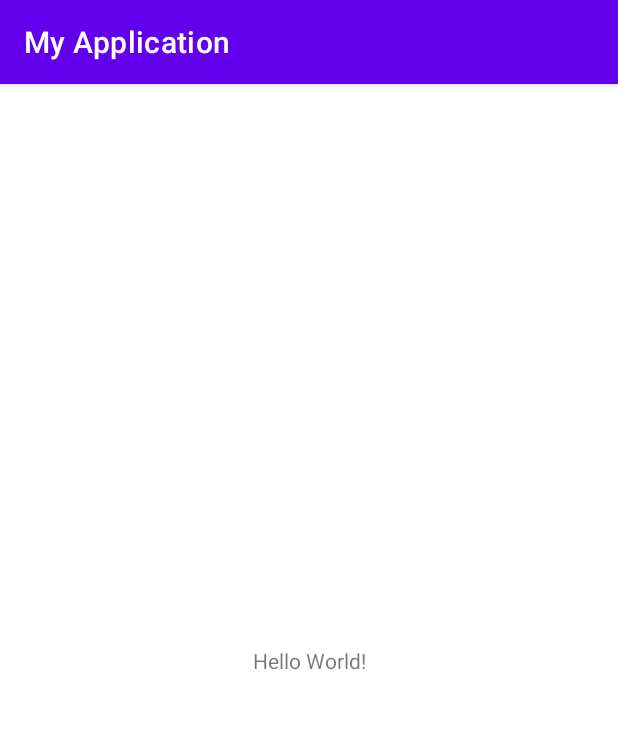
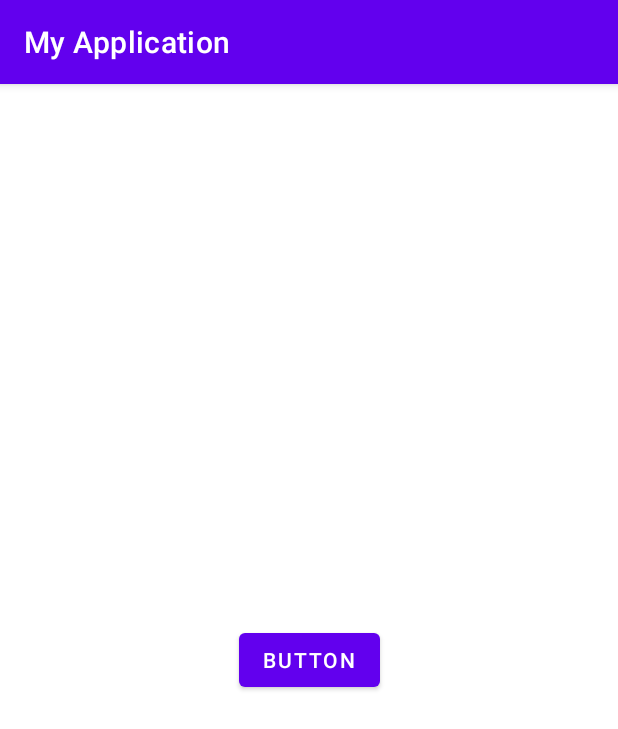
Before and after one commit to naburnm8/fclientRpo, an Android app: the screen it shows after launch (MainActivity), on a phone screen of 412 x 824 dp. Shown: the top 729 px of the screen. Run offline under Robolectric (Android 15) with nearby library versions, the phone set to English and light mode, and no system bars; 6 statements that could not run were skipped.

Commit message:
part2: DONE

```diff
--- a/app/build.gradle
+++ b/app/build.gradle
@@ -4,7 +4,7 @@ plugins {
 
 android {
     namespace 'ru.bmstu.naburnm8.fclient'
-    compileSdk 34
+    compileSdk 35
 
     defaultConfig {
         applicationId "ru.bmstu.naburnm8.fclient"
@@ -50,7 +50,9 @@ dependencies {
     implementation 'androidx.appcompat:appcompat:1.7.0'
     implementation 'com.google.android.material:material:1.12.0'
     implementation 'androidx.constraintlayout:constraintlayout:2.2.0'
+    implementation 'androidx.activity:activity:1.10.1'
     testImplementation 'junit:junit:4.13.2'
     androidTestImplementation 'androidx.test.ext:junit:1.2.1'
     androidTestImplementation 'androidx.test.espresso:espresso-core:3.6.1'
+    implementation 'commons-codec:commons-codec:1.15'
 }
--- a/app/src/main/AndroidManifest.xml
+++ b/app/src/main/AndroidManifest.xml
@@ -13,6 +13,9 @@
             android:theme="@style/Theme.MyApplication"
             tools:targetApi="31">
         <activity
+                android:name=".PinpadActivity"
+                android:exported="false"/>
+        <activity
                 android:name=".MainActivity"
                 android:exported="true">
             <intent-filter>
--- a/app/src/main/java/ru/bmstu/naburnm8/fclient/MainActivity.java
+++ b/app/src/main/java/ru/bmstu/naburnm8/fclient/MainActivity.java
@@ -1,9 +1,17 @@
 package ru.bmstu.naburnm8.fclient;
 
+import android.app.Activity;
+import android.content.Intent;
 import android.util.Log;
+import android.widget.Button;
+import android.widget.Toast;
+import androidx.activity.result.ActivityResultLauncher;
+import androidx.activity.result.contract.ActivityResultContracts;
 import androidx.appcompat.app.AppCompatActivity;
 import android.os.Bundle;
 import android.widget.TextView;
+import org.apache.commons.codec.DecoderException;
+import org.apache.commons.codec.binary.Hex;
 import ru.bmstu.naburnm8.fclient.databinding.ActivityMainBinding;
 
 import java.util.Arrays;
@@ -19,12 +27,42 @@ public class MainActivity extends AppCompatActivity {
 
     private ActivityMainBinding binding;
 
+    private Button button;
+
+    ActivityResultLauncher<Intent> activityResultLauncher;
+
     @Override
     protected void onCreate(Bundle savedInstanceState) {
         super.onCreate(savedInstanceState);
 
-        binding = ActivityMainBinding.inflate(getLayoutInflater());
-        setContentView(binding.getRoot());
+        setContentView(R.layout.activity_main);
+
+        button = findViewById(R.id.button);
+
+        button.setOnClickListener(v -> {
+            byte[] key = stringToHex("0123456789ABCDEF0123456789ABCDE0");
+            byte[] enc = encrypt(key, stringToHex("000000000000000102"));
+            byte[] dec = decrypt(key, enc);
+            String s = new String(Hex.encodeHex(dec)).toUpperCase();
+            //Toast.makeText(MainActivity.this, s, Toast.LENGTH_SHORT).show();
+
+            Intent it = new Intent(this, PinpadActivity.class);
+            //startActivity(it);
+            activityResultLauncher.launch(it);
+        });
+
+        activityResultLauncher = registerForActivityResult(
+                new ActivityResultContracts.StartActivityForResult(),
+                result -> {
+                    if (result.getResultCode() == Activity.RESULT_OK) {
+                        Intent data = result.getData();
+
+                        String pin = data.getStringExtra("pin");
+                        Toast.makeText(MainActivity.this, pin, Toast.LENGTH_SHORT).show();
+                    }
+                }
+        );
+
 
         int res = initRng();
         byte[] v = randomBytes(16);
@@ -36,9 +74,7 @@ public class MainActivity extends AppCompatActivity {
         Log.println(Log.INFO, "mbedtls_encrypted", Arrays.toString(encrypted));
         Log.println(Log.INFO, "mbedtls_decrypted", Arrays.toString(decrypted));
 
-        // Example of a call to a native method
-        TextView tv = binding.sampleText;
-        tv.setText(stringFromJNI());
+
     }
 
     /**
@@ -50,4 +86,14 @@ public class MainActivity extends AppCompatActivity {
     public static native byte[] randomBytes(int no);
     public static native byte[] encrypt(byte[] key, byte[] data);
     public static native byte[] decrypt(byte[] key, byte[] data);
+
+    public static byte[] stringToHex(String s){
+        byte[] hex;
+        try{
+            hex = Hex.decodeHex(s.toCharArray());
+        } catch (DecoderException e) {
+            hex = null;
+        }
+        return hex;
+    }
 }
--- a/app/src/main/res/layout/activity_main.xml
+++ b/app/src/main/res/layout/activity_main.xml
@@ -6,14 +6,11 @@
         android:layout_width="match_parent"
         android:layout_height="match_parent"
         tools:context=".MainActivity">
-    <TextView
-            android:id="@+id/sample_text"
+    <Button
+            android:text="Button"
             android:layout_width="wrap_content"
-            android:layout_height="wrap_content"
-            android:text="Hello World!"
-            app:layout_constraintBottom_toBottomOf="parent"
-            app:layout_constraintStart_toStartOf="parent"
-            app:layout_constraintEnd_toEndOf="parent"
-            app:layout_constraintTop_toTopOf="parent"/>
-
+            android:layout_height="wrap_content" android:id="@+id/button"
+            app:layout_constraintTop_toTopOf="parent"
+            app:layout_constraintBottom_toBottomOf="parent" app:layout_constraintEnd_toEndOf="parent"
+            app:layout_constraintStart_toStartOf="parent"/>
 </androidx.constraintlayout.widget.ConstraintLayout>
--- a/app/src/main/res/values/themes.xml
+++ b/app/src/main/res/values/themes.xml
@@ -13,4 +13,10 @@
         <item name="android:statusBarColor">?attr/colorPrimaryVariant</item>
         <!-- Customize your theme here. -->
     </style>
+    <style name="PadButton">
+        <item name="android:textColor" >#ecf0f1</item>
+        <item name="android:layout_marginRight" >5dp</item>
+        <item name="android:layout_marginLeft" >5dp</item>
+        <item name="android:backgroundTint" >#F16a08</item>
+    </style>
 </resources>
```
Also changed, not shown: app/src/main/java/ru/bmstu/naburnm8/fclient/PinpadActivity.java (added, +76 -0 lines), app/src/main/res/layout/activity_pinpad.xml (added, +42 -0 lines), 6 other files.
